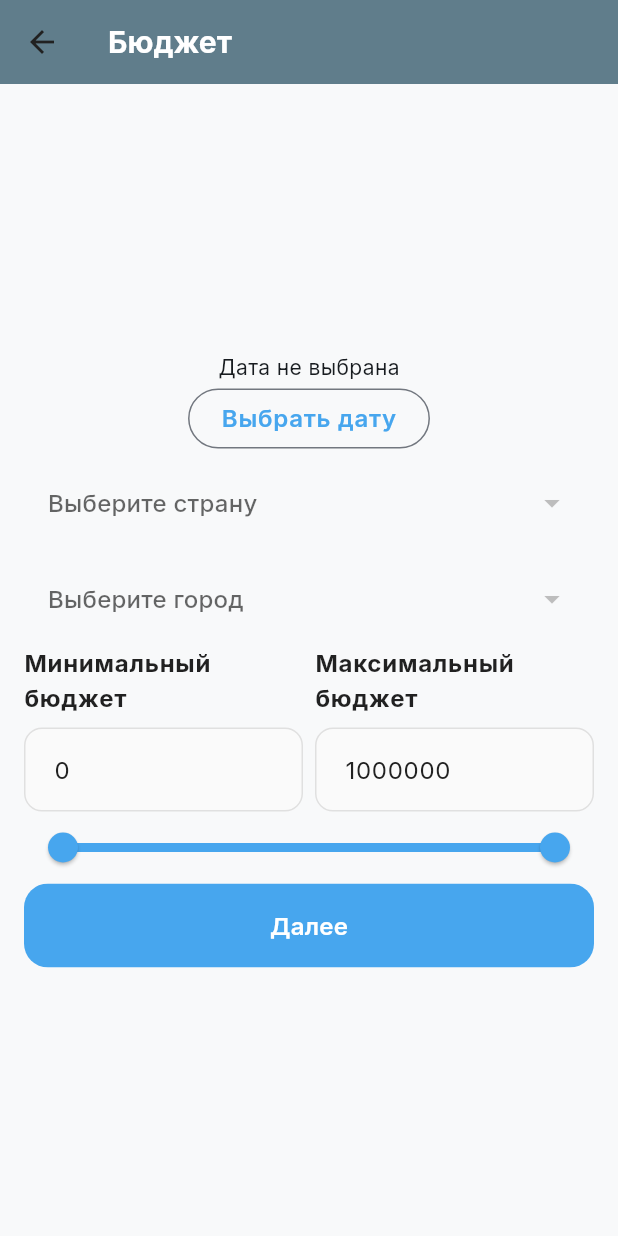
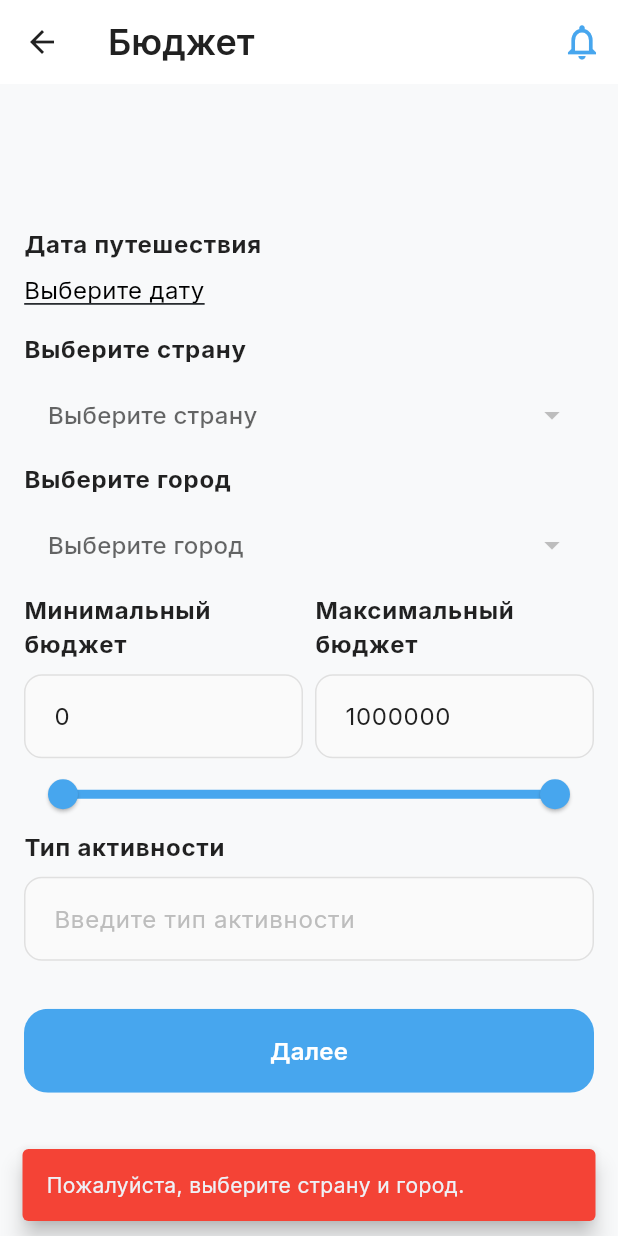
Before and after one commit to AsmodayOfficial/demalu, a Flutter app: the BudgetScreen screen opened directly, after a tap on "Далее", on a phone screen of 412 x 824 dp. Run offline on Flutter 3.47's test engine with Material 3 defaults, Android fonts, the phone set to English and light mode, and no system bars; our stand-ins replace dio, flutter_dotenv, flutter_gemini, flutter_map, flutter_svg, geolocator and 2 more; accounts and stored records are empty; network calls fail.

Commit message:
recommendations

```diff
--- a/lib/data/modules/budget_module/models/recommendation_model.dart
+++ b/lib/data/modules/budget_module/models/recommendation_model.dart
@@ -28,6 +28,8 @@ class PlaceRecommendation {
   final double latitude;
   final double longitude;
   final String weather;
+  final String map_link;
+  final String estimated_cost;
   // final WeatherData weather;
   final String recommendationText; // Советы (одежда, что взять и т.п.)
 
@@ -37,6 +39,8 @@ class PlaceRecommendation {
     required this.latitude,
     required this.longitude,
     required this.weather,
+    required this.map_link,
+    required this.estimated_cost,
     required this.recommendationText,
   });
 
--- a/lib/data/modules/budget_module/repository/budgets_repository.dart
+++ b/lib/data/modules/budget_module/repository/budgets_repository.dart
@@ -29,7 +29,9 @@ class BudgetsRepository {
                   "latitude": 0.00, // Числовой формат!
                   "longitude": 0.00, // Числовой формат!
                   "weather": "Краткое описание погоды (например, 'Солнечно, +20°C', 'Прохладно, без осадков')",
-                  "recommendationText": "Советы и рекомендации, адаптированные под погоду и тип места"
+                  "recommendationText": "Советы и рекомендации, адаптированные под погоду и тип места",
+                  "estimated_cost": "1000-4000",
+                  "map_link": "https://maps.google.com/?cid=13565909931669109964&g_mp=Cidnb29nbGUubWFwcy5wbGFjZXMudjEuUGxhY2VzLlNlYXJjaFRleHQ" // Избегай отправки неработающих ссылок на карты
                 }
             ]
           }""";
--- a/lib/main.dart
+++ b/lib/main.dart
@@ -34,7 +34,7 @@ class MyApp extends StatelessWidget {
     return MaterialApp(
       debugShowCheckedModeBanner: false,
       theme: AppTheme.lightTheme,
-      home: const LoginScreen(),
+      home: const HomeScreen(),
     );
   }
 }
--- a/lib/ui/screens/budget/budget_screen.dart
+++ b/lib/ui/screens/budget/budget_screen.dart
@@ -2,7 +2,9 @@ import 'dart:developer';
 
 import 'package:demalu/data/modules/budget_module/models/recommendation_model.dart';
 import 'package:demalu/data/modules/budget_module/service/budgets_service.dart';
+import 'package:demalu/ui/screens/budget/budgets_screen.dart' show RecommendationsPage;
 import 'package:demalu/ui/widgets/country_city_dropdown.dart';
+import 'package:demalu/ui/widgets/custom_appbar.dart';
 import 'package:demalu/ui/widgets/custom_button.dart';
 import 'package:demalu/ui/widgets/custom_text_field.dart';
 import 'package:flutter/material.dart';
@@ -28,18 +30,19 @@ class _BudgetScreenState extends State<BudgetScreen> {
 
   late final TextEditingController _minBudgetController;
   late final TextEditingController _maxBudgetController;
+  late final TextEditingController _activityTypeController;
 
-  // RecommendationModel? _recommendationResult;
+  final _formKey = GlobalKey<FormState>();
 
   @override
   void initState() {
     super.initState();
     _minBudgetController = TextEditingController(text: "0");
     _maxBudgetController = TextEditingController(text: "1000000");
+    _activityTypeController = TextEditingController();
 
     _minBudgetController.addListener(_onMinBudgetChange);
     _maxBudgetController.addListener(_onMaxBudgetChange);
-    // _fetchRecommendations();
   }
 
   @override
@@ -48,6 +51,7 @@ class _BudgetScreenState extends State<BudgetScreen> {
     _maxBudgetController.removeListener(_onMaxBudgetChange);
     _minBudgetController.dispose();
     _maxBudgetController.dispose();
+    _activityTypeController.dispose();
     super.dispose();
   }
 
@@ -99,7 +103,31 @@ class _BudgetScreenState extends State<BudgetScreen> {
     }
   }
 
-  Future<void> _fetchRecommendations() async {
+  void _showErrorSnackbar(String message) {
+    ScaffoldMessenger.of(context).showSnackBar(
+      SnackBar(
+        content: Text(message),
+        backgroundColor: Colors.red,
+        behavior: SnackBarBehavior.floating,
+      ),
+    );
+  }
+
+  Future<void> _getRecommendations() async {
+    if (_formKey.currentState == null || !_formKey.currentState!.validate()) {
+      return;
+    }
+
+    if (_selectedCountry == null || _selectedCity == null) {
+      _showErrorSnackbar("Пожалуйста, выберите страну и город.");
+      return;
+    }
+
+    if (_selectedDate == null) {
+      _showErrorSnackbar("Пожалуйста, выберите дату путешествия.");
+      return;
+    }
+
     final budgetsService = context.read<BudgetsService>();
 
     if(mounted) setState(() => _isLoading = true );
@@ -110,50 +138,98 @@ class _BudgetScreenState extends State<BudgetScreen> {
       _selectedDate!,
       int.parse(_minBudgetController.text),
       int.parse(_maxBudgetController.text),
-      "экстремальный спорт"
+      _activityTypeController.text,
     );
 
     if (mounted) {
       setState(() {
-        // _recommendationResult = result;
         _isLoading = false;
       });
+
+      if (result != null) {
+        await Navigator.push(
+          context,
+          MaterialPageRoute(
+            builder: (context) => RecommendationsPage(recommendationResult: result),
+          ),
+        );
+      } else {
+        log("Ошибка: Рекомендации не получены.");
+      }
     }
-  }
-
-  PreferredSizeWidget CustomAppBar({required String title}) {
-    return AppBar(title: Text(title, style: const TextStyle(color: Colors.white)), backgroundColor: Colors.blueGrey);
   }
 
   @override
   Widget build(BuildContext context) {
-    if (false) {
-      return const Center(child: CircularProgressIndicator());
-    }
 
     return Scaffold(
       appBar: CustomAppBar(title: 'Бюджет'),
       body: Padding(
           padding: const EdgeInsets.all(16.0),
-          child: Column(
+          child:
+          Form(key: _formKey, child:
+          Column(
+            crossAxisAlignment: CrossAxisAlignment.start,
             mainAxisAlignment: MainAxisAlignment.center,
             children: [
-              Column(children: [
-                Text(
-                  _selectedDate != null
-                      ? '${_selectedDate!.day}/${_selectedDate!.month}/${_selectedDate!.year}'
-                      : 'Дата не выбрана',
-                ),
-                OutlinedButton(onPressed: _selectDate, child: const Text('Выбрать дату')),
-              ]),
+              Column(
+                crossAxisAlignment: CrossAxisAlignment.start,
+                children: [
+                  Text(
+                    "Дата путешествия",
+                    style: Theme.of(context).textTheme.labelLarge?.copyWith(
+                      fontWeight: FontWeight.bold,
+                      color: Colors.black87,
+                    ),
+                  ),
+                  SizedBox(height: 8),
+                  GestureDetector(
+                    onTap: _selectDate,
+                    child: Text(
+                      _selectedDate != null
+                          ? '${_selectedDate!.day}.${_selectedDate!.month}.${_selectedDate!.year}'
+                          : 'Выберите дату',
+                      style: const TextStyle(
+                        fontSize: 16,
+                        decoration: TextDecoration.underline,
+                        color: Colors.black,
+                      ),
+                    ),
+                  ),                ]
+              ),
+              SizedBox(height: 16),
               CountryCityDropdown(onSelectionChanged: _onCityCountrySelected,),
               Row(children: [
                 Expanded(
-                  child: CustomTextField(label: "Минимальный бюджет", controller: _minBudgetController),
+                  child: CustomTextField(
+                    label: "Минимальный бюджет",
+                    controller: _minBudgetController,
+                    validator: (value) {
+                      if (value == null || value.isEmpty) {
+                        return 'Обязательное поле';
+                      }
+                      if (double.tryParse(value) == null) {
+                        return 'Введите число';
+                      }
+                      return null;
+                    },
+                  ),
                 ),
                 const SizedBox(width: 8),
                 Expanded(
-                  child: CustomTextField(label: "Максимальный бюджет", controller: _maxBudgetController),
+                  child: CustomTextField(
+                    label: "Максимальный бюджет",
+                    controller: _maxBudgetController,
+                    validator: (value) {
+                        if (value == null || value.isEmpty) {
+                          return 'Обязательное поле';
+                        }
+                        if (double.tryParse(value) == null) {
+                          return 'Введите число';
+                        }
+                        return null;
+                    },
+                  ),
                 ),
               ]),
               RangeSlider(
@@ -172,10 +248,16 @@ class _BudgetScreenState extends State<BudgetScreen> {
                   _maxBudgetController.text = values.end.round().toString();
                 })
               }),
-              CustomButton(text: "Далее", isLoading: _isLoading, onTap: () => { })
+              CustomTextField(
+                label: "Тип активности",
+                hint: "Введите тип активности",
+                controller: _activityTypeController
+              ),
+              SizedBox(height: 32),
+              CustomButton(text: "Далее", isLoading: _isLoading, onTap: () => {  _getRecommendations() })
             ],
           ),
-        ),
+        )),
     );
   }
 }
--- a/lib/ui/widgets/country_city_dropdown.dart
+++ b/lib/ui/widgets/country_city_dropdown.dart
@@ -50,8 +50,15 @@ class _CountryCityDropdownState extends State<CountryCityDropdown> {
 @override
   Widget build(BuildContext context) {
     return Column(
+      crossAxisAlignment: CrossAxisAlignment.start,
       children: [
-        // --- Country Dropdown ---
+        Text(
+          "Выберите страну",
+          style: Theme.of(context).textTheme.labelLarge?.copyWith(
+            fontWeight: FontWeight.bold,
+            color: Colors.black87,
+          ),
+        ),
         Padding(
           padding: const EdgeInsets.symmetric(horizontal: 16.0, vertical: 8.0),
           child: SizedBox(
@@ -89,6 +96,13 @@ class _CountryCityDropdownState extends State<CountryCityDropdown> {
         ),
 
         // --- City Dropdown ---
+        Text(
+          "Выберите город",
+          style: Theme.of(context).textTheme.labelLarge?.copyWith(
+            fontWeight: FontWeight.bold,
+            color: Colors.black87,
+          ),
+        ),
         Padding(
           padding: const EdgeInsets.symmetric(horizontal: 16.0, vertical: 8.0),
           child: SizedBox(
--- a/lib/ui/widgets/custom_text_field.dart
+++ b/lib/ui/widgets/custom_text_field.dart
@@ -7,6 +7,7 @@ class CustomTextField extends StatelessWidget {
   final bool isPassword;
   final TextInputType keyboardType;
   final Widget? prefixIcon;
+  final FormFieldValidator<String>? validator;
 
   const CustomTextField({
     super.key,
@@ -16,6 +17,7 @@ class CustomTextField extends StatelessWidget {
     this.isPassword = false,
     this.keyboardType = TextInputType.text,
     this.prefixIcon,
+    this.validator,
   });
 
   @override
@@ -35,6 +37,7 @@ class CustomTextField extends StatelessWidget {
           controller: controller,
           obscureText: isPassword,
           keyboardType: keyboardType,
+          validator: validator,
           decoration: InputDecoration(
             hintText: hint,
             prefixIcon: prefixIcon,
--- a/pubspec.yaml
+++ b/pubspec.yaml
@@ -24,6 +24,7 @@ dependencies:
   flutter_dotenv: ^6.0.0
   latlong2: ^0.9.1
   geolocator: ^14.0.2
+  url_launcher: ^6.3.2
 
 dev_dependencies:
   flutter_test:
```
Also changed, not shown: lib/ui/screens/budget/budgets_screen.dart (added, +67 -0 lines), lib/data/modules/budget_module/models/recommendation_model.g.dart, pubspec.lock, 5 other files.
